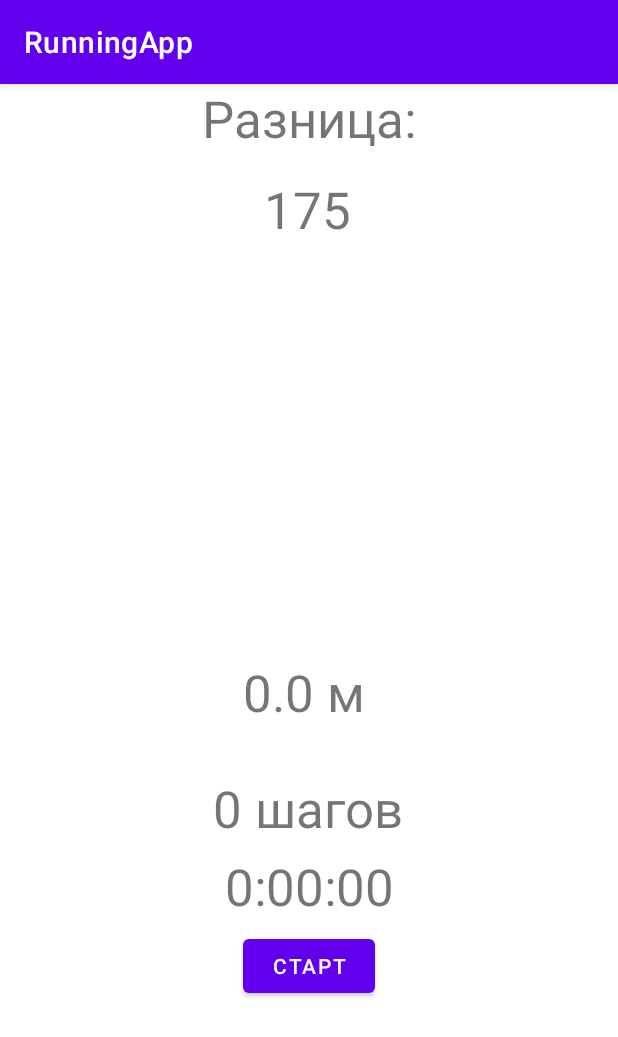
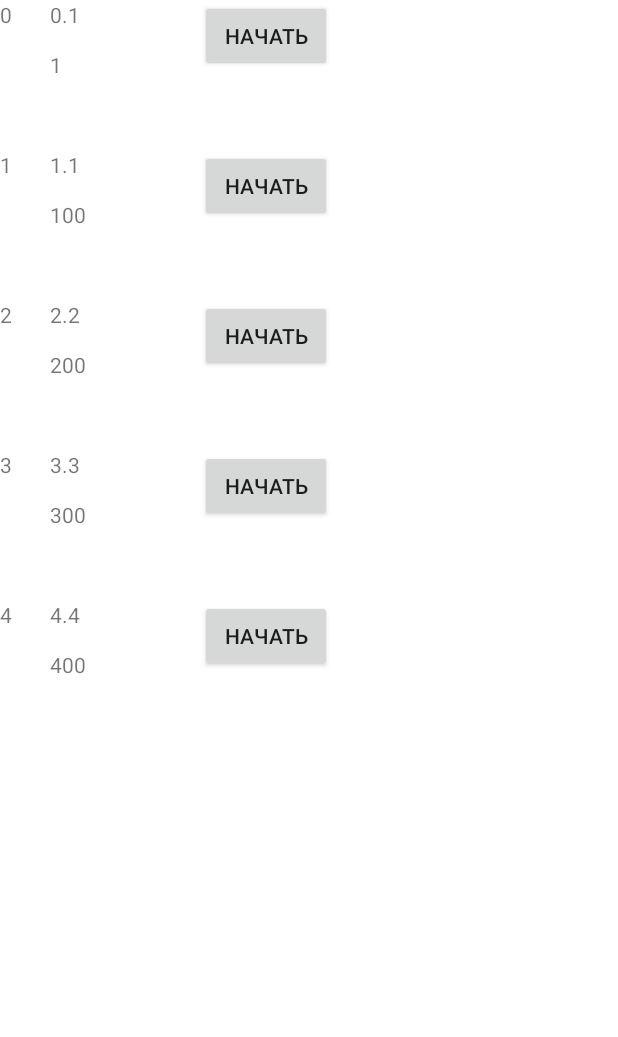
Before and after one commit to nzelenyy/RunningApp, an Android app: the screen it shows after launch (TimeStepCounter before the commit, runs_choice after it), after a tap on "НАЧАТЬ", on a phone screen of 412 x 824 dp. Shown: the top 1037 px of the screen. Run offline under Robolectric (Android 15) with nearby library versions, the phone set to English and light mode, and no system bars.

Commit message:
Added page with Records choice

```diff
--- a/app/src/main/AndroidManifest.xml
+++ b/app/src/main/AndroidManifest.xml
@@ -29,6 +29,7 @@
                 <category android:name="android.intent.category.LAUNCHER" />
             </intent-filter>
         </activity>
+        <activity android:name=".runs_choice"/>
     </application>
 
 </manifest>
--- a/app/src/main/java/com/example/runningapp/MainActivity.java
+++ b/app/src/main/java/com/example/runningapp/MainActivity.java
@@ -17,34 +17,18 @@ import java.util.List;
 public class MainActivity extends AppCompatActivity {
 
 
-
-    private EditText height;
-
     @Override
     protected void onCreate(Bundle savedInstanceState) {
         super.onCreate(savedInstanceState);
         setContentView(R.layout.activity_main);
 
-        height = findViewById(R.id.textHeight);
     }
 
     public void goToNewActivity(View view) {
-        AppDatabase db  = AppDatabase.getDbInstance(this.getApplicationContext());
-     //   List<Integer> newFirstNames;
-        List<Double> newLastNames;
-       // newFirstNames=db.userDao().getFirstNames(2);
-        newLastNames=db.userDao().getLastNames(0);
-        ArrayList<Double> newArrayList=new ArrayList<Double>();
-        for (Double i: newLastNames) {
-            newArrayList.add(i);
-        }
+        Intent intent = new Intent(this, runs_choice.class);
+        startActivity(intent);
 
-        Intent intent = new Intent(this, TimeStepCounter.class);
-        //RunRecord old_run = RunRecord(Integer.valueOf(height.getText()));
-        RunRecord old_run = new RunRecord(newArrayList);
-        intent.putExtra("old_run", old_run);
-        if(height.getText().length()<2) intent.putExtra("height", 175);
-        else intent.putExtra("height", Integer.valueOf(height.getText().toString()));
-        startActivity(intent);
+
+
     }
 }
--- /dev/null
+++ b/app/src/main/java/com/example/runningapp/runs_choice.java
@@ -0,0 +1,119 @@
+package com.example.runningapp;
+
+import android.app.Activity;
+import android.content.Intent;
+import android.os.Bundle;
+import android.view.View;
+import android.widget.Button;
+import android.widget.RelativeLayout;
+import android.widget.TextView;
+
+import com.example.runningapp.db.AppDatabase;
+
+import java.util.ArrayList;
+import java.util.List;
+
+public class runs_choice extends Activity {
+    ArrayList<Integer> IDs;
+    ArrayList<Integer> Timings;
+    ArrayList<Double> Distances;
+
+    RelativeLayout relativeLayout;
+
+    @Override
+    protected void onCreate(Bundle savedInstanceState) {
+        super.onCreate(savedInstanceState);
+        setContentView(R.layout.activity_runs_choice);
+
+        relativeLayout = findViewById(R.id.RelativeLayout);
+
+        IDs = new ArrayList<Integer>();
+        Timings = new ArrayList<Integer>();
+        Distances = new ArrayList<Double>();
+
+        GetIDs();
+        GetTimings();
+        GetDistances();
+        for(int i=0; i<IDs.size(); i++)
+        {
+            TextView tv_ID=new TextView(runs_choice.this, null);
+            TextView tv_Distance=new TextView(runs_choice.this, null);
+            TextView tv_Time=new TextView(runs_choice.this, null);
+            Button btn_Choose = new Button(runs_choice.this, null);
+
+            tv_ID.setText((String)(IDs.get(i)+""));
+            tv_Distance.setText((String)(Distances.get(i)+""));
+            tv_Time.setText((String)(Timings.get(i)+""));
+            btn_Choose.setText("Начать");
+
+            tv_ID.setId(4*i);
+            tv_Distance.setId(4*i+1);
+            tv_Time.setId(4*i+2);
+            btn_Choose.setId(4*i+3);
+
+            tv_ID.setY(150*i);
+            tv_ID.setX(0);
+            tv_Distance.setY(150*i);
+            tv_Distance.setX(50);
+            tv_Time.setY(150*i+50);
+            tv_Time.setX(50);
+            btn_Choose.setY(150*i);
+            btn_Choose.setX(200);
+
+            btn_Choose.setOnClickListener(this::OnClick);
+
+            relativeLayout.addView(tv_ID);
+            relativeLayout.addView(tv_Distance);
+            relativeLayout.addView(tv_Time);
+            relativeLayout.addView(btn_Choose);
+        }
+    }
+
+    private void GetDistances() {
+        Distances.add(0.1);
+        Distances.add(1.1);
+        Distances.add(2.2);
+        Distances.add(3.3);
+        Distances.add(4.4);
+
+    }
+
+    void GetIDs()
+    {
+        IDs.add(0);
+        IDs.add(1);
+        IDs.add(2);
+        IDs.add(3);
+        IDs.add(4);
+    }
+
+    void GetTimings()
+    {
+        Timings.add(1);
+        Timings.add(100);
+        Timings.add(200);
+        Timings.add(300);
+        Timings.add(400);
+    }
+
+    void OnClick(View v)
+    {
+        TextView textView = findViewById(0);
+        int chosen_id = ((int)v.getId()-3)/4;
+        AppDatabase db  = AppDatabase.getDbInstance(this.getApplicationContext());
+        //   List<Integer> newFirstNames;
+        List<Double> newLastNames;
+        // newFirstNames=db.userDao().getFirstNames(2);
+        newLastNames=db.userDao().getLastNames(0);
+        ArrayList<Double> newArrayList=new ArrayList<Double>();
+        for (Double i: newLastNames) {
+            newArrayList.add(i);
+        }
+
+        Intent intent = new Intent(this, TimeStepCounter.class);
+        //RunRecord old_run = RunRecord(Integer.valueOf(height.getText()));
+        RunRecord old_run = new RunRecord(newArrayList);
+        intent.putExtra("old_run", old_run);
+        startActivity(intent);
+    }
+}
--- /dev/null
+++ b/app/src/main/res/layout/activity_runs_choice.xml
@@ -0,0 +1,10 @@
+<?xml version="1.0" encoding="utf-8"?>
+<RelativeLayout xmlns:android="http://schemas.android.com/apk/res/android"
+    android:layout_width="match_parent"
+    android:layout_height="match_parent"
+    android:id="@+id/RelativeLayout">
+
+
+
+
+</RelativeLayout>
```
Also changed, not shown: app/src/main/res/layout/activity_main.xml (+1 -41 lines).
